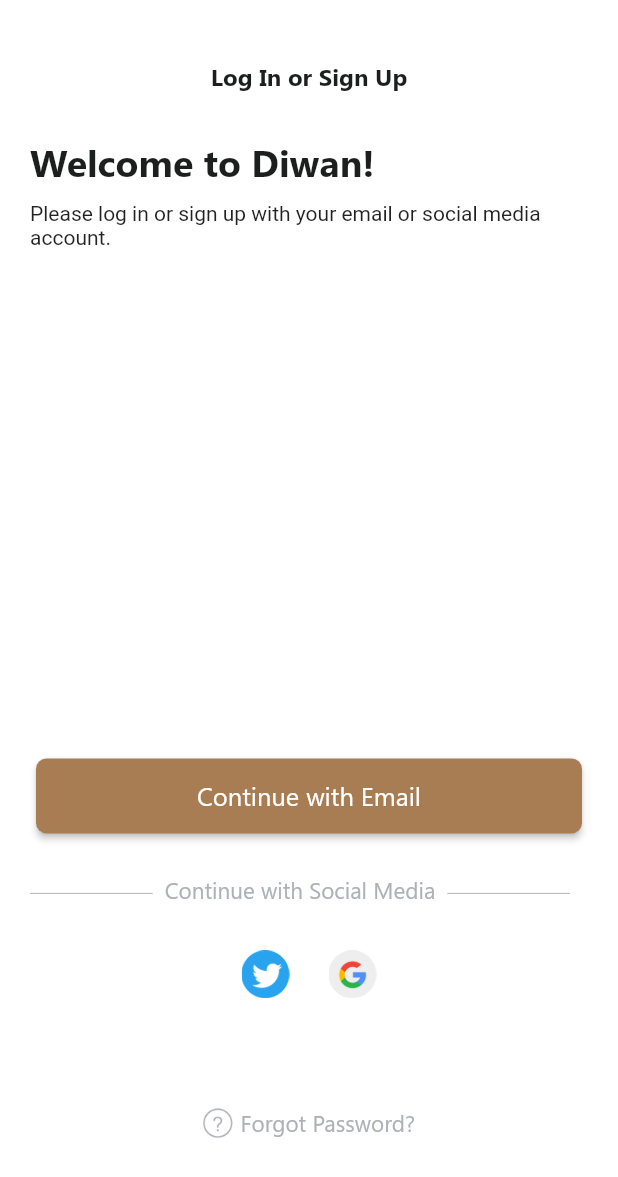
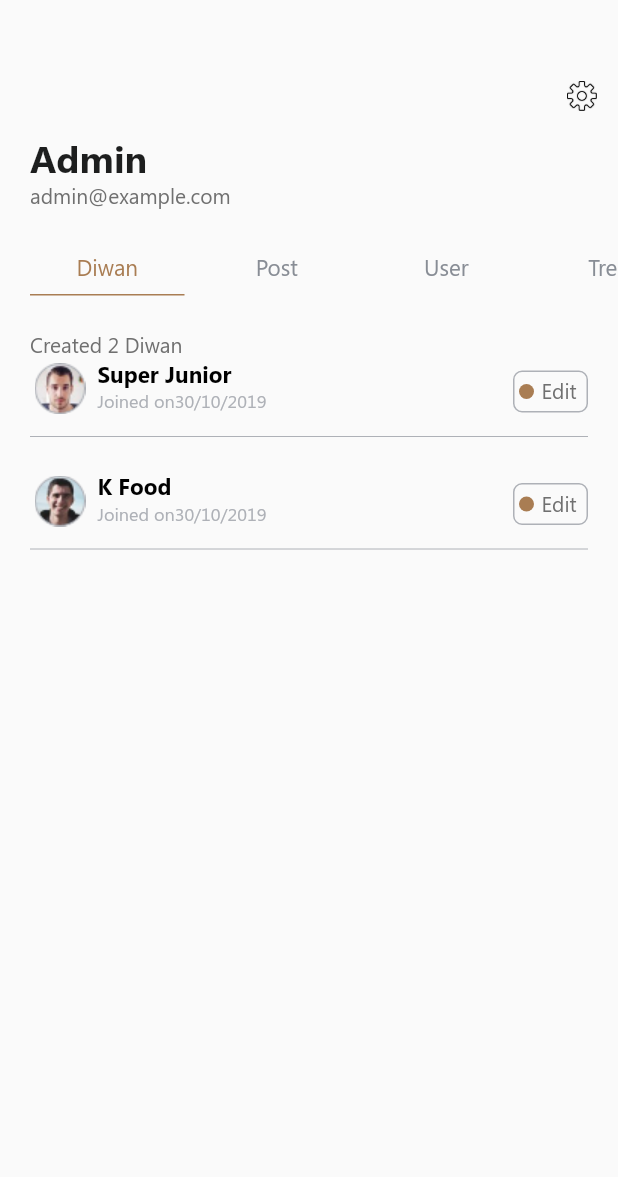
Before and after one commit to iamvivekkaushik/Diwan, a Flutter app: the screen it shows after launch, on a phone screen of 412 x 824 dp. Shown: the top 1177 px of the screen. Run offline on Flutter 3.47's test engine with Material 2 defaults, Android fonts, the phone set to English and light mode, and no system bars; missing offline and left inert: gradient_bottom_navigation_bar.

Commit message:
Created Admin Screens

```diff
--- a/lib/main.dart
+++ b/lib/main.dart
@@ -1,5 +1,7 @@
 import 'package:diwan/config/config.dart';
 import 'package:diwan/route_generator.dart';
+import 'package:diwan/screens/admin/admin_account_screen.dart';
+import 'package:diwan/screens/admin/trends_screen.dart';
 import 'package:diwan/screens/create_diwan_screen.dart';
 import 'package:diwan/screens/create_user_screen.dart';
 import 'package:diwan/screens/discover_screen.dart';
@@ -40,7 +42,7 @@ class MyApp extends StatelessWidget {
         // Current Device locale is not supported, fallback to english
         return supportedLocales.first;
       },
-      home: WelcomePage(),
+      home: AdminAccountScreen(),
       onGenerateRoute: RouteGenerator.generateRoute,
     );
   }
--- /dev/null
+++ b/lib/models/user.dart
@@ -0,0 +1,17 @@
+class User {
+  String name;
+  String image;
+  DateTime createdAt;
+
+  User(this.name, this.image, this.createdAt);
+}
+
+List<User> userList = [
+  User("Sarah", "images/temp/person_1.png", DateTime.now()),
+  User("John", "images/temp/person_2.png", DateTime.now()),
+];
+
+List<User> diwanList = [
+  User("Super Junior", "images/temp/person_3.png", DateTime.now()),
+  User("K Food", "images/temp/person_4.png", DateTime.now()),
+];
--- /dev/null
+++ b/lib/screens/admin/admin_account_screen.dart
@@ -0,0 +1,96 @@
+import 'package:diwan/res/dimen.dart';
+import 'package:diwan/res/style.dart';
+import 'package:diwan/screens/admin/admin_diwan_screen.dart';
+import 'package:diwan/screens/admin/admin_user_screen.dart';
+import 'package:diwan/screens/admin/trends_screen.dart';
+import 'package:diwan/ui/app_pager.dart';
+import 'package:flutter/material.dart';
+
+class AdminAccountScreen extends StatefulWidget {
+  @override
+  _AdminAccountScreenState createState() => _AdminAccountScreenState();
+}
+
+class _AdminAccountScreenState extends State<AdminAccountScreen> {
+  Widget currentPage = AdminDiwanScreen();
+
+  @override
+  Widget build(BuildContext context) {
+    return Scaffold(
+      body: Column(
+        mainAxisAlignment: MainAxisAlignment.start,
+        crossAxisAlignment: CrossAxisAlignment.start,
+        children: <Widget>[
+          SizedBox(
+            height: Dimen.topMargin,
+          ),
+          Container(
+            width: MediaQuery.of(context).size.width,
+            child: Align(
+              alignment: Alignment.centerRight,
+              child: IconButton(
+                onPressed: () {
+                  // Go to setting screen
+                  Navigator.of(context).pushNamed('/settings');
+                },
+                icon: Image.asset(
+                  'images/settings.png',
+                  width: 20,
+                ),
+              ),
+            ),
+          ),
+          Container(
+            margin: EdgeInsets.symmetric(horizontal: 20),
+            width: MediaQuery.of(context).size.width,
+            child: Text(
+              "Admin",
+              style: boldTextHeading,
+            ),
+          ),
+          Container(
+            margin: EdgeInsets.symmetric(horizontal: 20),
+            width: MediaQuery.of(context).size.width,
+            child: Text(
+              "admin@example.com",
+              style: subHeadingStyle,
+            ),
+          ),
+          SizedBox(
+            height: 10,
+          ),
+          Container(
+              margin: EdgeInsets.fromLTRB(20, 10, 0, 10),
+              height: 50,
+              child: AppPager(
+                pagerList: ['Diwan', 'Post', 'User', 'Trend'],
+                fitWidth: true,
+                pageChanged: (index) {
+                  // PageChanged
+                  setState(() {
+                    currentPage = _getCurrentScreen(index);
+                  });
+                },
+              )),
+
+          Expanded(child: currentPage)
+        ],
+      ),
+    );
+  }
+
+  Widget _getCurrentScreen(int index) {
+    switch(index) {
+      case 0:
+        return AdminDiwanScreen();
+      case 1:
+        return Container();
+      case 2:
+        return AdminUserScreen();
+      case 3:
+        return TrendScreen();
+      default:
+        return Container();
+    }
+  }
+}
--- /dev/null
+++ b/lib/screens/admin/admin_diwan_screen.dart
@@ -0,0 +1,38 @@
+import 'package:diwan/models/user.dart';
+import 'package:diwan/res/style.dart';
+import 'package:diwan/ui/user_list_item.dart';
+import 'package:flutter/material.dart';
+
+class AdminDiwanScreen extends StatefulWidget {
+  @override
+  _AdminDiwanScreenState createState() => _AdminDiwanScreenState();
+}
+
+class _AdminDiwanScreenState extends State<AdminDiwanScreen> {
+  @override
+  Widget build(BuildContext context) {
+    return Scaffold(
+      body: Column(
+        mainAxisAlignment: MainAxisAlignment.start,
+        crossAxisAlignment: CrossAxisAlignment.start,
+        children: <Widget>[
+          Container(
+            margin: EdgeInsets.symmetric(horizontal: 20),
+            child: Text(
+              "Created " + diwanList.length.toString() + " Diwan",
+              style: subHeadingStyle,
+            ),
+          ),
+
+          Expanded(
+            child: ListView.builder(
+                itemCount: diwanList.length,
+                itemBuilder: (context, index) {
+                  return UserListItem(diwanList[index]);
+                }),
+          )
+        ],
+      ),
+    );
+  }
+}
--- /dev/null
+++ b/lib/ui/user_list_item.dart
@@ -0,0 +1,105 @@
+import 'package:diwan/models/user.dart';
+import 'package:diwan/res/colors.dart';
+import 'package:diwan/res/style.dart';
+import 'package:flutter/material.dart';
+import 'package:intl/intl.dart';
+
+class UserListItem extends StatelessWidget {
+  final User user;
+
+  UserListItem(this.user);
+
+  @override
+  Widget build(BuildContext context) {
+    return Container(
+      width: MediaQuery.of(context).size.width,
+      margin: EdgeInsets.symmetric(horizontal: 20),
+      child: Column(
+        children: <Widget>[
+          Row(
+            mainAxisAlignment: MainAxisAlignment.start,
+            crossAxisAlignment: CrossAxisAlignment.start,
+            children: <Widget>[
+              Container(
+                decoration: BoxDecoration(
+                  borderRadius: BorderRadius.circular(30),
+                ),
+                child: Image.asset(user.image, width: 40, height: 40,),
+              ),
+
+              SizedBox(
+                width: 5,
+              ),
+
+              Column(
+                mainAxisAlignment: MainAxisAlignment.start,
+                crossAxisAlignment: CrossAxisAlignment.start,
+                children: <Widget>[
+                  Container(
+                    child: Text(
+                      user.name,
+                      style: commentUsernameStyle,
+                    ),
+                  ),
+
+                  Container(
+                    child: Text(
+                      "Joined on" + new DateFormat("dd/MM/yyyy").format(user.createdAt),
+                      style: commentDateStyle,
+                    ),
+                  )
+                ],
+              ),
+
+              Expanded(
+                child: Align(
+                  alignment: Alignment.centerRight,
+                  child: Container(
+                    width: 50,
+                    margin: EdgeInsets.symmetric(vertical: 8),
+                    decoration: BoxDecoration(
+                        borderRadius: BorderRadius.circular(6),
+                        border: Border.all(color: AppColors.separator)
+                    ),
+                    padding: EdgeInsets.all(3),
+                    child: Row(
+                      mainAxisAlignment: MainAxisAlignment.start,
+                      crossAxisAlignment: CrossAxisAlignment.start,
+                      children: <Widget>[
+                        Container(
+                          width: 10,
+                          height: 10,
+                          margin: EdgeInsets.symmetric(vertical: 5),
+                          decoration: BoxDecoration(
+                              color: AppColors.buttonBackground,
+                              borderRadius: BorderRadius.circular(30)
+                          ),
+                        ),
+
+                        SizedBox(
+                          width: 5,
+                        ),
+
+                        Text(
+                          "Edit",
+                          style: subHeadingStyle,
+                        )
+                      ],
+                    ),
+                  ),
+                ),
+              )
+            ],
+          ),
+
+          Container(
+            margin: EdgeInsets.fromLTRB(0, 0, 0, 15),
+            child: Divider(
+              color: AppColors.separator,
+            ),
+          )
+        ],
+      ),
+    );
+  }
+}
```
Also changed, not shown: lib/screens/admin/admin_user_screen.dart (added, +41 -0 lines), lib/screens/admin/trends_screen.dart (added, +208 -0 lines).
